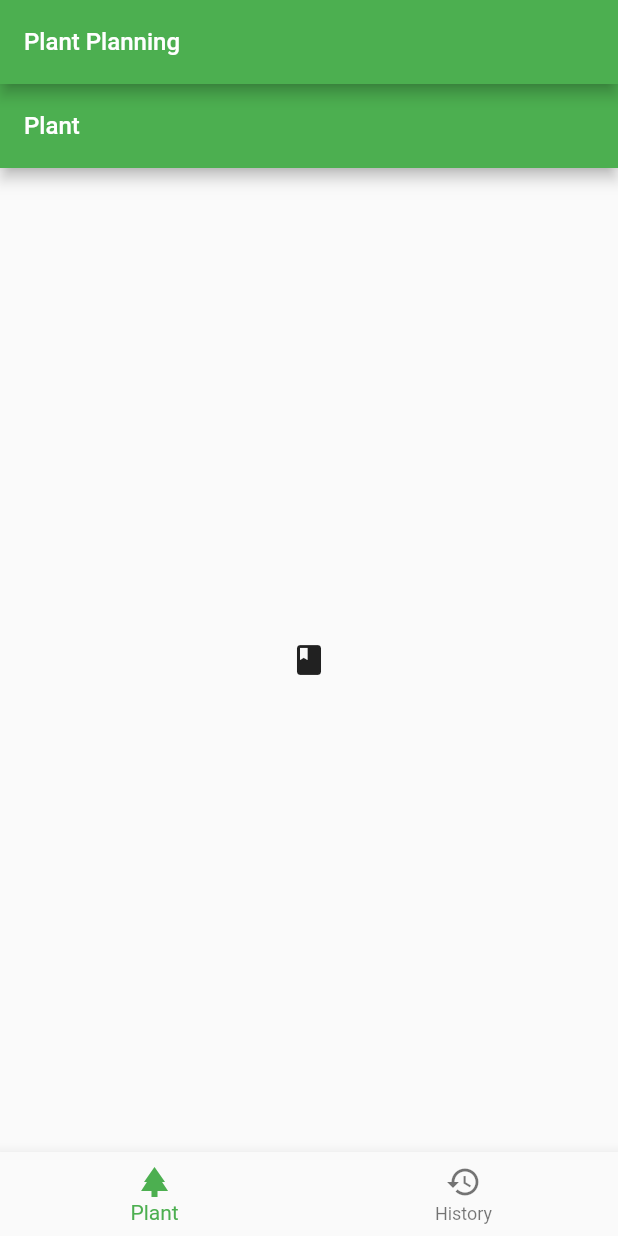
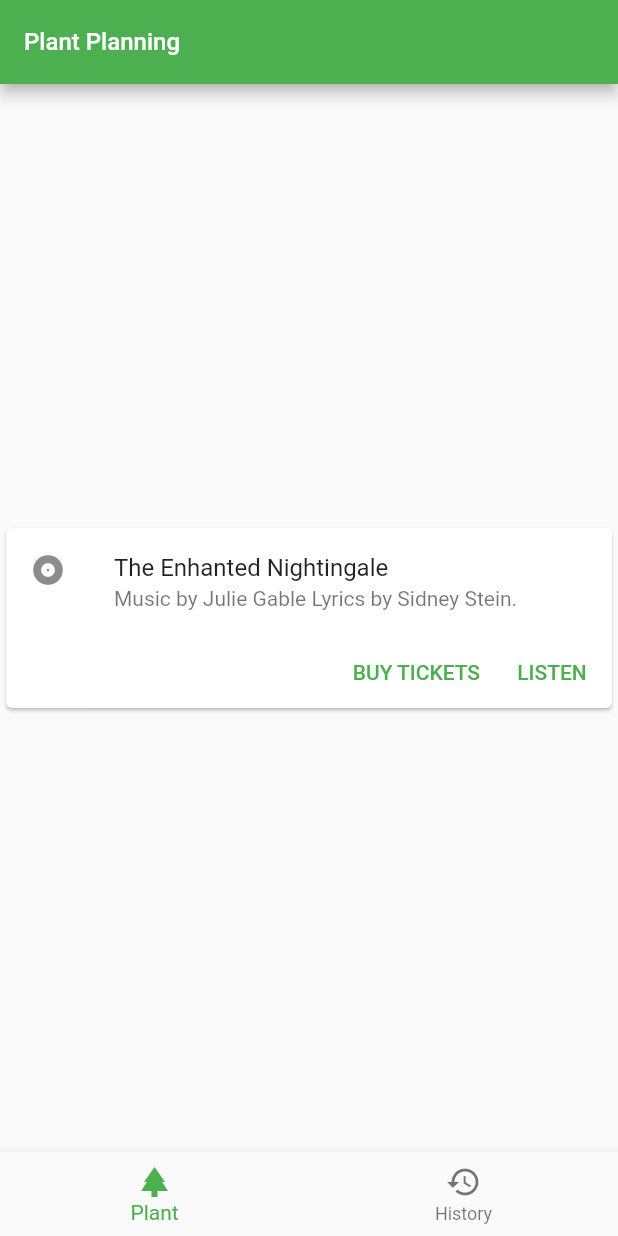
Before and after one commit to yoshida-m-3/plant_planning, a Flutter app: the screen it shows after launch, on a phone screen of 412 x 824 dp. Run offline on Flutter 3.47's test engine with Material 2 defaults, Android fonts, the phone set to English and light mode, and no system bars.

Commit message:
カードサンプルの追加

```diff
--- a/lib/pages/PlantScreen.dart
+++ b/lib/pages/PlantScreen.dart
@@ -4,13 +4,29 @@ import 'package:flutter/material.dart';
 class PlantScreen extends StatelessWidget {
   @override
   Widget build(BuildContext context) {
-    return Scaffold(
-        appBar: AppBar(
-          title: Text(
-            'Plant',
-            style: TextStyle(fontSize: 16),
+    return Center(
+        child: Card(
+            child: Column(mainAxisSize: MainAxisSize.min, children: <Widget>[
+      const ListTile(
+        leading: Icon(Icons.album),
+        title: Text('The Enhanted Nightingale'),
+        subtitle: Text('Music by Julie Gable Lyrics by Sidney Stein.'),
+      ),
+      Row(
+        mainAxisAlignment: MainAxisAlignment.end,
+        children: <Widget>[
+          TextButton(
+            child: const Text('BUY TICKETS'),
+            onPressed: () {},
           ),
-        ),
-        body: Center(child: Icon(Icons.book)));
+          const SizedBox(width: 8),
+          TextButton(
+            child: const Text('LISTEN'),
+            onPressed: () {},
+          ),
+          const SizedBox(width: 8),
+        ],
+      )
+    ])));
   }
 }
```
